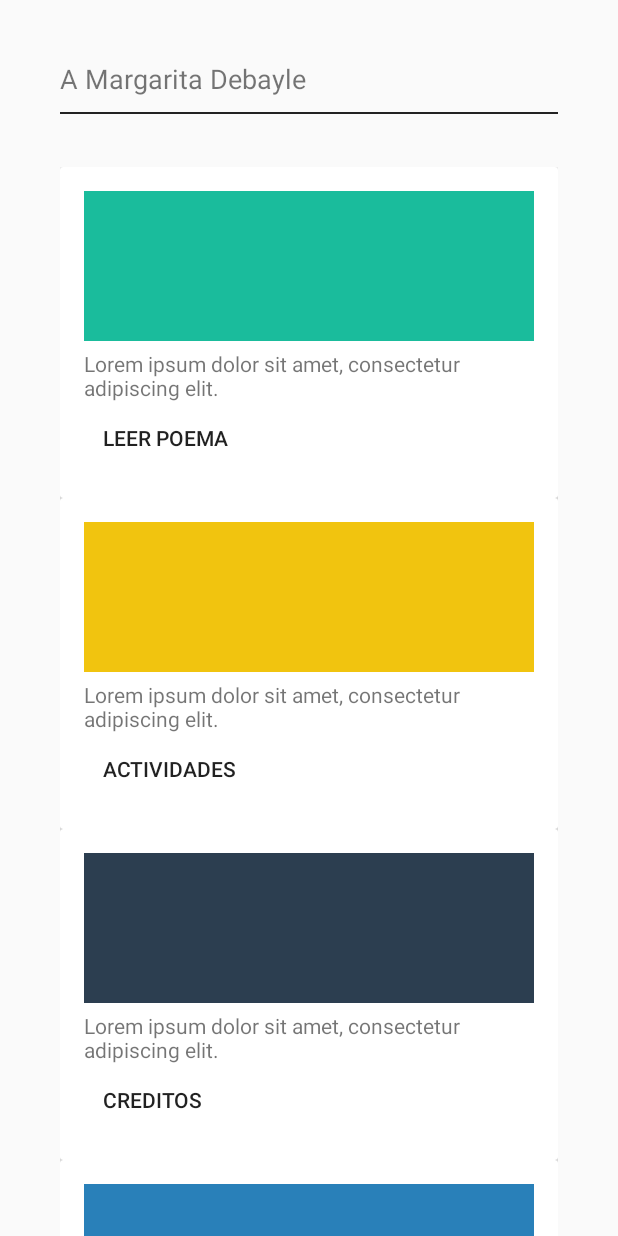
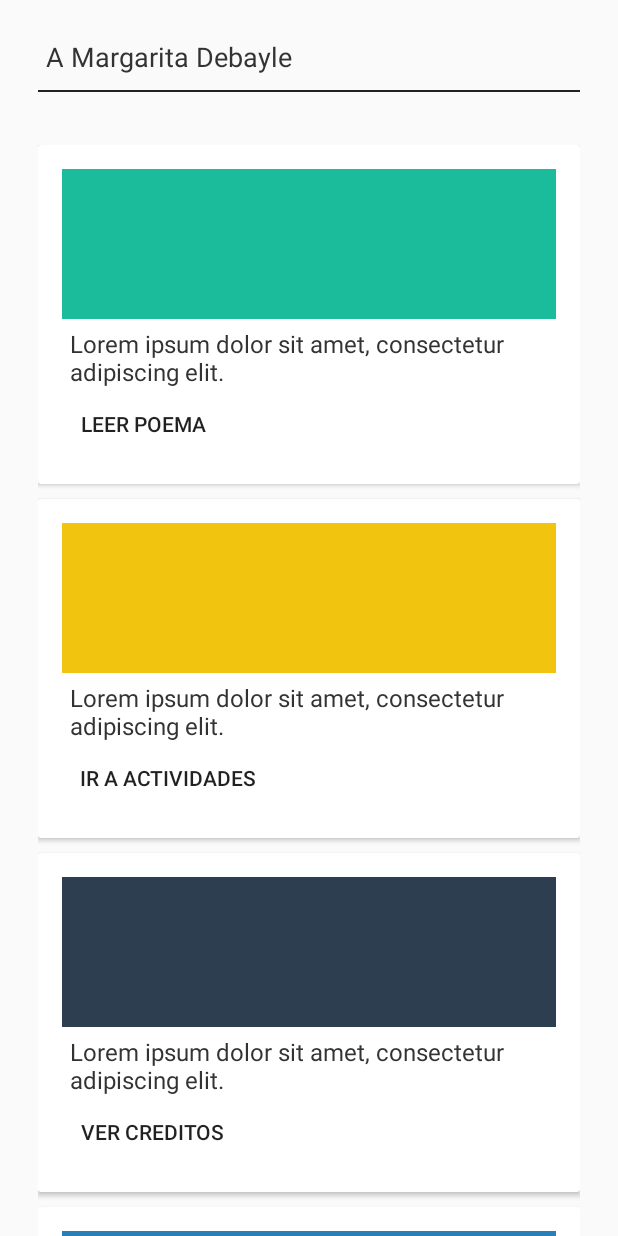
Before and after one commit to guadamuzjj/Margarita-app, an Android app: the screen it shows after launch (MainActivity), on a phone screen of 412 x 824 dp. Run offline under Robolectric (Android 15) with nearby library versions, the phone set to English and light mode, and no system bars.

Commit message:
Improve and Adding new values to resources.

```diff
--- a/app/src/main/res/values/dimens.xml
+++ b/app/src/main/res/values/dimens.xml
@@ -1,5 +1,5 @@
 <resources>
     <!-- Default screen margins, per the Android Design guidelines. -->
-    <dimen name="activity_horizontal_margin">40dp</dimen>
-    <dimen name="activity_vertical_margin">40dp</dimen>
+    <dimen name="activity_horizontal_margin">25dp</dimen>
+    <dimen name="activity_vertical_margin">25dp</dimen>
 </resources>
--- a/app/src/main/res/values/strings.xml
+++ b/app/src/main/res/values/strings.xml
@@ -3,9 +3,9 @@
 
     <string name="action_settings">Settings</string>
     <string name="read">Leer Poema</string>
-    <string name="activities">Actividades</string>
-    <string name="credits">Creditos</string>
-    <string name="settings">Preferencias</string>
+    <string name="activities">Ir a actividades</string>
+    <string name="credits">Ver creditos</string>
+    <string name="settings">Ir a preferencias</string>
     <string name="title_activity_exercise">exerciseActivity</string>
 
     <string name="hello_world">Hello world!</string>
--- a/app/src/main/res/values/styles.xml
+++ b/app/src/main/res/values/styles.xml
@@ -5,14 +5,24 @@
         <!-- Customize your theme here. -->
     </style>
 
-    <style name="menu_buttons">
-        <item name="android:layout_height">110dp</item>
-        <item name="android:layout_width">110dp</item>
+    <style name="text_view">
+        <item name="android:textColor">#333</item>
+        <item name="android:textSize">16dp</item>
+        <item name="android:paddingLeft">5dp</item>
+        <item name="android:paddingRight">4dp</item>
+        <item name="android:layout_gravity">clip_vertical</item>
     </style>
 
-    <style name="desc_buttons">
-        <item name="android:layout_marginTop">110dp</item>
-        <item name="android:textColor">#FFF</item>
+    <style name="card_view">
+        <item name="android:layout_marginTop">10dp</item>
+    </style>
+
+    <style name="buttons">
+        <item name="android:buttonStyle">?android:attr/borderlessButtonStyle</item>
+        <item name="android:layout_gravity">right</item>
+        <item name="android:layout_marginTop">40dp</item>
+        <item name="android:layout_marginRight">30dp</item>
+        <item name="android:textColor">#f1c40f</item>
     </style>
 
 </resources>
```
